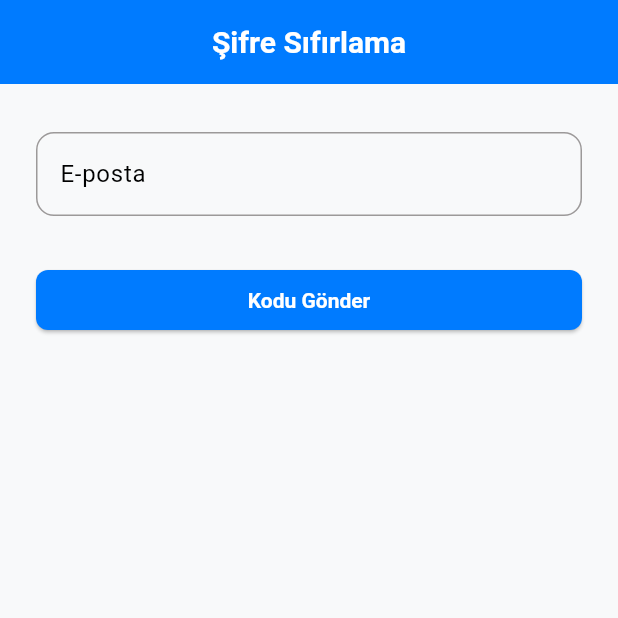
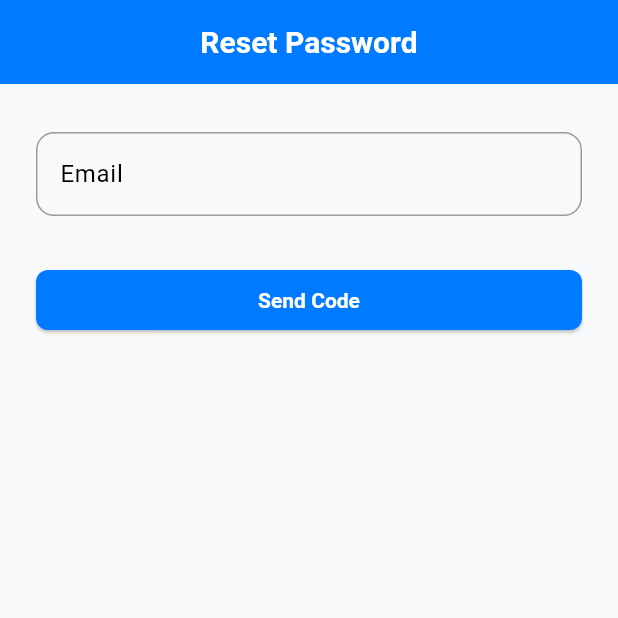
Before and after one commit to ferenbulbul/tour_booking_app, a Flutter app: the ForgotPasswordScreen screen opened by its route, on a phone screen of 412 x 824 dp, the top half of it. Run offline on Flutter 3.47's test engine with Material 3 defaults, Android fonts, the light colour scheme and no system bars; our stand-ins replace easy_localization, firebase_auth, firebase_core, flutter_dotenv, flutter_secure_storage, freezed_annotation and 4 more; missing offline and left inert: onesignal_flutter; accounts and stored records are empty.

Commit message:
forgot password verify code

```diff
--- a/assets/translations/en.json
+++ b/assets/translations/en.json
@@ -37,6 +37,10 @@
     "passwords_do_not_match": "Passwords do not match",
     "phone_required": "Phone number is required",
     "birth_date_required": "Birth date is required",
-    "invalid_phone_number": "Invalid phone number"
+    "invalid_phone_number": "Invalid phone number",
+    "reset_password":"Reset Password",
+    "send_code":"Send Code",
+    "new_password": "New Password",
+    "verify_code":"Verify Code"
 
 }
--- a/assets/translations/tr.json
+++ b/assets/translations/tr.json
@@ -37,6 +37,10 @@
     "passwords_do_not_match": "Şifreler uyuşmuyor",
     "phone_required": "Telefon numarası gerekli",
     "birth_date_required": "Doğum tarihi gerekli",
-    "invalid_phone_number": "Geçersiz telefon numarası"
+    "invalid_phone_number": "Geçersiz telefon numarası",
+    "reset_password":	"Şifre Sıfırlama",
+    "send_code":"Kod Gönder",
+    "new_password": "Yeni Şifre",
+    "verify_code":"Kod Doğrulama"
 
 }
--- a/lib/features/email_verification/widget/email_verification_view_model.dart
+++ b/lib/features/email_verification/widget/email_verification_view_model.dart
@@ -61,6 +61,9 @@ class EmailVerificationViewModel extends ChangeNotifier {
     _resendTimer?.cancel();
     _resendTimer = Timer.periodic(const Duration(seconds: 1), (timer) {
       _resendCooldown--;
+
+      notifyListeners(); // 🔥 EKSİK OLAN KISIM
+
       if (_resendCooldown <= 0) {
         _resendTimer?.cancel();
       }
--- a/lib/features/forgot_passwords/forgot_password/screen/forgot_password_screen.dart
+++ b/lib/features/forgot_passwords/forgot_password/screen/forgot_password_screen.dart
@@ -1,3 +1,4 @@
+import 'package:easy_localization/easy_localization.dart';
 import 'package:flutter/material.dart';
 import 'package:tour_booking/core/theme/app_spacing.dart';
 import 'package:tour_booking/features/forgot_passwords/forgot_password/widget/forgot_password_form.dart';
@@ -8,7 +9,7 @@ class ForgotPasswordScreen extends StatelessWidget {
   @override
   Widget build(BuildContext context) {
     return Scaffold(
-      appBar: AppBar(title: const Text('Şifre Sıfırlama')),
+      appBar: AppBar(title: Text('reset_password'.tr())),
       body: SafeArea(
         child: SingleChildScrollView(
           padding: const EdgeInsets.symmetric(
--- a/lib/features/forgot_passwords/forgot_password/widget/forgot_password_form.dart
+++ b/lib/features/forgot_passwords/forgot_password/widget/forgot_password_form.dart
@@ -1,3 +1,4 @@
+import 'package:easy_localization/easy_localization.dart';
 import 'package:flutter/material.dart';
 import 'package:go_router/go_router.dart';
 import 'package:provider/provider.dart';
@@ -13,19 +14,22 @@ class ForgotPasswordForm extends StatefulWidget {
 }
 
 class _ForgotPasswordFormState extends State<ForgotPasswordForm> {
+  final _formKey = GlobalKey<FormState>();
   final _emailController = TextEditingController();
 
   Future<void> _submit() async {
+    if (!_formKey.currentState!.validate()) return;
+
     final vm = context.read<ForgotPasswordViewModel>();
     final email = _emailController.text.trim();
 
     final result = await vm.forgotPassword(email);
 
     if (result.isSuccess) {
-      UIHelper.showSuccess(context, vm.message ?? 'Kod gönderildi');
+      UIHelper.showSuccess(context, vm.message!);
       context.push('/verify-reset-code', extra: email);
     } else {
-      UIHelper.showError(context, vm.errorMessage ?? 'Bir hata oluştu');
+      UIHelper.showError(context, vm.errorMessage!);
     }
   }
 
@@ -33,22 +37,35 @@ class _ForgotPasswordFormState extends State<ForgotPasswordForm> {
   Widget build(BuildContext context) {
     final vm = context.watch<ForgotPasswordViewModel>();
 
-    return Column(
+    return Form(
+      key: _formKey,
+      child: Column(
         crossAxisAlignment: CrossAxisAlignment.stretch,
         children: [
           TextFormField(
             controller: _emailController,
-          decoration: const InputDecoration(labelText: 'E-posta'),
+            decoration: InputDecoration(labelText: 'email'.tr()),
             keyboardType: TextInputType.emailAddress,
+            validator: (value) {
+              if (value == null || value.trim().isEmpty) {
+                return 'email_required'.tr();
+              }
+              final emailRegex = RegExp(r"^[\w-\.]+@([\w-]+\.)+[\w-]{2,4}$");
+              if (!emailRegex.hasMatch(value.trim())) {
+                return 'email_invalid'.tr();
+              }
+              return null;
+            },
           ),
           const SizedBox(height: AppSpacing.sectionSpacing),
           vm.isLoading
               ? const Center(child: CircularProgressIndicator())
               : ElevatedButton(
                   onPressed: _submit,
-                child: const Text('Kodu Gönder'),
+                  child: Text('send_code'.tr()),
                 ),
         ],
+      ),
     );
   }
 }
--- a/lib/features/forgot_passwords/forgot_password/widget/forgot_password_view_model.dart
+++ b/lib/features/forgot_passwords/forgot_password/widget/forgot_password_view_model.dart
@@ -24,7 +24,7 @@ class ForgotPasswordViewModel extends ChangeNotifier {
     final result = handleResponse<void>(response);
 
     if (result.isSuccess) {
-      message = 'Kod gönderildi';
+      message = response.message;
       startCooldown();
     } else {
       errorMessage = result.error?.message;
@@ -63,7 +63,7 @@ class ForgotPasswordViewModel extends ChangeNotifier {
     final result = handleResponse<void>(response);
 
     if (result.isSuccess) {
-      message = 'Şifre başarıyla değiştirildi';
+      message = response.message;
     } else {
       errorMessage = result.error?.message;
     }
--- a/lib/features/forgot_passwords/reset_password/screen/reset_password_screen.dart
+++ b/lib/features/forgot_passwords/reset_password/screen/reset_password_screen.dart
@@ -1,3 +1,4 @@
+import 'package:easy_localization/easy_localization.dart';
 import 'package:flutter/material.dart';
 import 'package:tour_booking/core/theme/app_spacing.dart';
 import 'package:tour_booking/features/forgot_passwords/reset_password/widget/reset_password_form.dart';
@@ -9,7 +10,7 @@ class ResetPasswordScreen extends StatelessWidget {
   @override
   Widget build(BuildContext context) {
     return Scaffold(
-      appBar: AppBar(title: const Text("Yeni Şifre")),
+      appBar: AppBar(title: Text("new_password".tr())),
       body: SafeArea(
         child: SingleChildScrollView(
           padding: const EdgeInsets.symmetric(
--- a/lib/features/forgot_passwords/verify_reset_code/screen/ verify_reset_code_screen.dart
+++ b/lib/features/forgot_passwords/verify_reset_code/screen/ verify_reset_code_screen.dart
@@ -1,3 +1,4 @@
+import 'package:easy_localization/easy_localization.dart';
 import 'package:flutter/material.dart';
 import 'package:tour_booking/core/theme/app_spacing.dart';
 import 'package:tour_booking/features/forgot_passwords/verify_reset_code/widget/verify_reset_code_form.dart';
@@ -9,7 +10,7 @@ class VerifyResetCodeScreen extends StatelessWidget {
   @override
   Widget build(BuildContext context) {
     return Scaffold(
-      appBar: AppBar(title: const Text("Kod Doğrulama")),
+      appBar: AppBar(title: Text("verify_code".tr())),
       body: SafeArea(
         child: SingleChildScrollView(
           padding: const EdgeInsets.symmetric(
--- a/lib/features/forgot_passwords/verify_reset_code/widget/verify_reset_code_form.dart
+++ b/lib/features/forgot_passwords/verify_reset_code/widget/verify_reset_code_form.dart
@@ -1,4 +1,5 @@
 import 'dart:async';
+import 'package:easy_localization/easy_localization.dart';
 import 'package:flutter/material.dart';
 import 'package:go_router/go_router.dart';
 import 'package:pinput/pinput.dart';
@@ -36,7 +37,7 @@ class _VerifyResetCodeFormState extends State<VerifyResetCodeForm> {
     final code = _codeController.text.trim();
 
     if (code.length != 6) {
-      UIHelper.showError(context, 'Kod 6 haneli olmalıdır');
+      UIHelper.showError(context, 'code_must_be_6_digits'.tr());
       return;
     }
 
@@ -45,10 +46,7 @@ class _VerifyResetCodeFormState extends State<VerifyResetCodeForm> {
     if (result.isSuccess) {
       context.go('/reset-password', extra: widget.email);
     } else {
-      UIHelper.showError(
-        context,
-        vm.errorMessage ?? 'Kod doğrulama başarısız.',
-      );
+      UIHelper.showError(context, vm.errorMessage!);
     }
   }
 
@@ -68,8 +66,8 @@ class _VerifyResetCodeFormState extends State<VerifyResetCodeForm> {
 
     return Column(
       children: [
-        const Text(
-          'Lütfen e-postanıza gelen 6 haneli kodu girin.',
+        Text(
+          'enter_code_instruction'.tr(),
           textAlign: TextAlign.center,
           style: TextStyle(fontSize: 16),
         ),
@@ -86,7 +84,7 @@ class _VerifyResetCodeFormState extends State<VerifyResetCodeForm> {
 
         const SizedBox(height: 24),
 
-        ElevatedButton(onPressed: _verifyCode, child: const Text('Doğrula')),
+        ElevatedButton(onPressed: _verifyCode, child: Text('verify'.tr())),
 
         const SizedBox(height: 24),
 
@@ -96,10 +94,10 @@ class _VerifyResetCodeFormState extends State<VerifyResetCodeForm> {
                 onPressed: () {
                   vm.resendResetCode(widget.email);
                 },
-                child: const Text("Yeniden Gönder"),
+                child: Text("resend_code".tr()),
               )
             : Text(
-                "Yeniden gönderilebilir: ${vm.resendCooldown ~/ 60}:${(vm.resendCooldown % 60).toString().padLeft(2, '0')}",
+                "${'resend_in_prefix.tr'.tr()} ${vm.resendCooldown ~/ 60}:${(vm.resendCooldown % 60).toString().padLeft(2, '0')}",
                 style: const TextStyle(color: Colors.grey),
               ),
       ],
--- a/lib/features/profile/widget/profile_header.dart
+++ b/lib/features/profile/widget/profile_header.dart
@@ -14,7 +14,7 @@ class ProfileHeader extends StatelessWidget {
       children: [
         const CircleAvatar(
           radius: 40,
-          backgroundImage: AssetImage('assets/iamges/logo.png'),
+          backgroundImage: AssetImage('assets/images/logo.png'),
         ),
         const SizedBox(height: 16),
         Text(
```
Also changed, not shown: lib/features/forgot_passwords/reset_password/widget/reset_password_form.dart (+2 -8 lines). Lines whose indentation alone changed are shown as unchanged.
